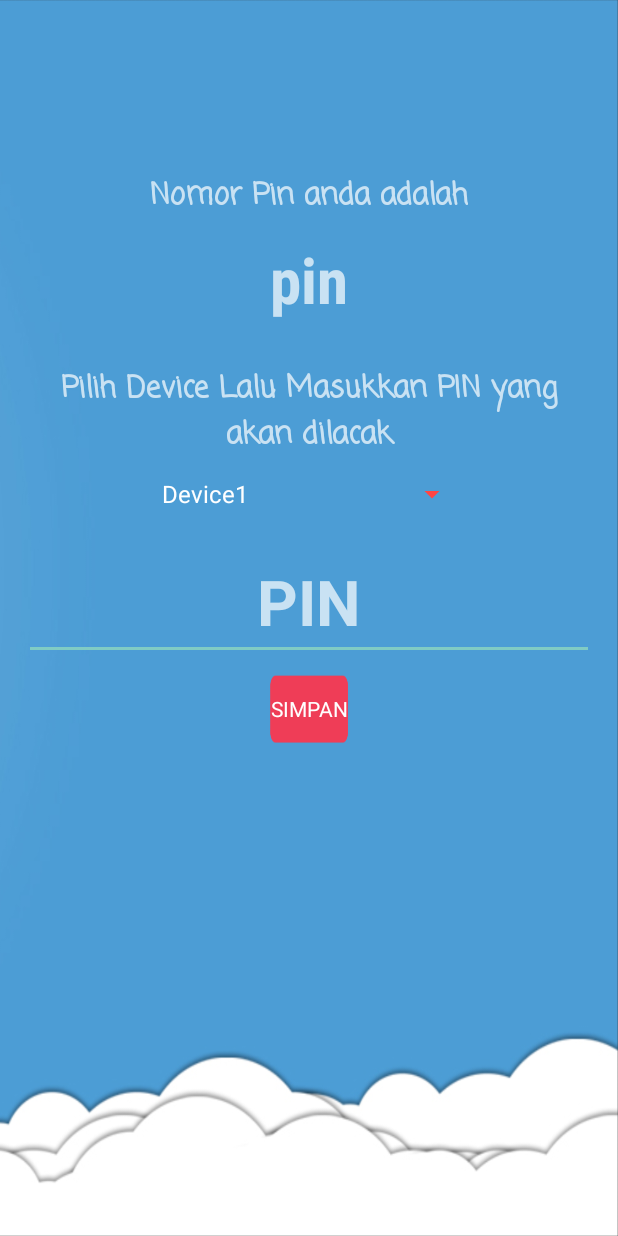
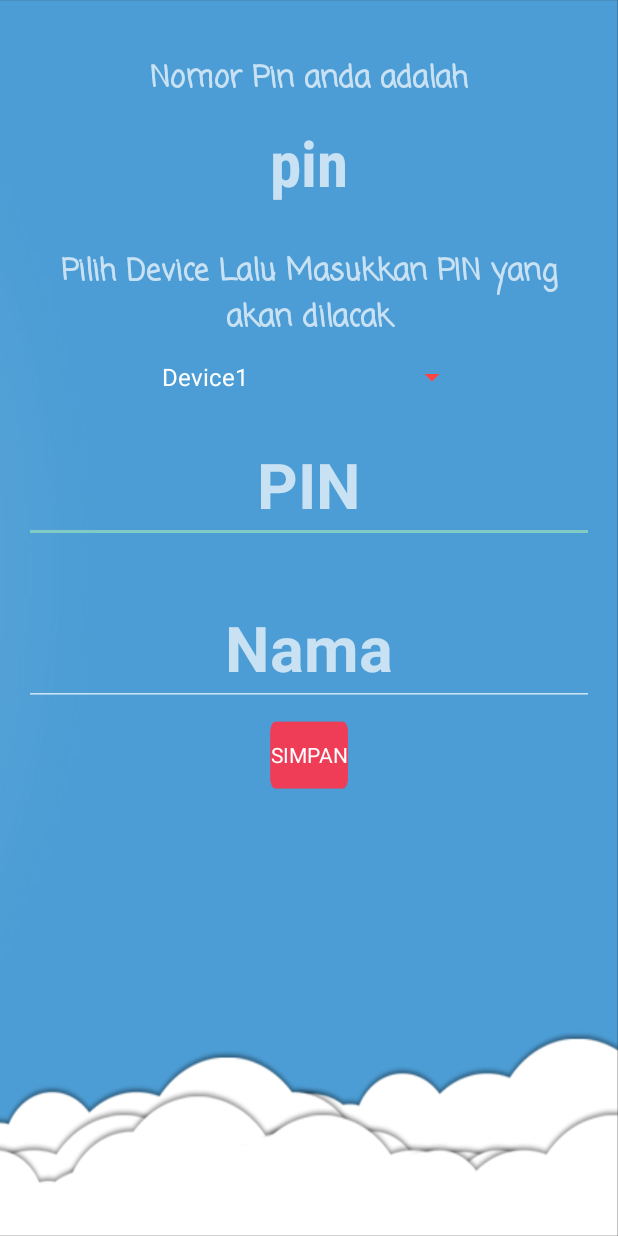
Before and after one commit to vanDlaw/androidta, an Android app: the SettingActivity screen opened directly, with no data from a screen before it, on a phone screen of 412 x 824 dp. Run offline under Robolectric (Android 15) with nearby library versions, the phone set to English and light mode, and no system bars; libraries missing offline, so code that uses them is left out: com.loopj.android, cz.msebera.android.

Commit message:
Tambah Nama

```diff
--- a/app/build.gradle
+++ b/app/build.gradle
@@ -2,7 +2,7 @@ apply plugin: 'com.android.application'
 
 android {
     compileSdkVersion 24
-    buildToolsVersion "25.0.0"
+    buildToolsVersion '26.0.2'
     defaultConfig {
         applicationId "com.example.ervan.ta2pelacak"
         minSdkVersion 15
--- a/app/src/main/AndroidManifest.xml
+++ b/app/src/main/AndroidManifest.xml
@@ -49,7 +49,8 @@
 
         <activity
             android:name=".activity.MapsActivity"
-            android:label="@string/title_activity_maps"></activity>
+            android:label="@string/title_activity_maps">
+        </activity>
     </application>
 
 </manifest>
--- a/app/src/main/java/com/example/ervan/ta2pelacak/activity/MapsActivity.java
+++ b/app/src/main/java/com/example/ervan/ta2pelacak/activity/MapsActivity.java
@@ -55,9 +55,10 @@ public class MapsActivity extends FragmentActivity implements OnMapReadyCallback
 
         Float lat = Float.parseFloat(sharedPref.getString("Device"+Device+"_lat",""));
         Float longi = Float.parseFloat(sharedPref.getString("Device"+Device+"_long",""));
+        String nama = (String) sharedPref.getString("Device" + Device +"-NAMA", "");
 
         LatLng dev_loc= new LatLng(lat,longi);
-        mMap.addMarker(new MarkerOptions().position(dev_loc).title("Orang yang anda lacak disini"));
+        mMap.addMarker(new MarkerOptions().position(dev_loc).title(nama + " berada disini"));
 
         CameraPosition cameraPosition = new CameraPosition.Builder()
                 .target(dev_loc)
--- a/app/src/main/java/com/example/ervan/ta2pelacak/activity/SettingActivity.java
+++ b/app/src/main/java/com/example/ervan/ta2pelacak/activity/SettingActivity.java
@@ -39,6 +39,7 @@ public class SettingActivity extends AppCompatActivity {
         final Spinner device=(Spinner) findViewById(R.id.spinner_device);
 
         final EditText Inputpin=(EditText) findViewById(R.id.editPIN);
+        final EditText Inputname=(EditText) findViewById(R.id.editName);
 
         Context context = getApplicationContext();
         CharSequence text = "Data Berhasil Disimpan";
@@ -64,8 +65,15 @@ public class SettingActivity extends AppCompatActivity {
             public void onClick(View v) {
                 final String spinnervalue= device.getSelectedItem().toString();
                 final String inputpinvalue= Inputpin.getText().toString();
+                final String inputnamavalue= Inputname.getText().toString();
+
                 Log.i("spiner", spinnervalue+" "+inputpinvalue);
+                Log.i("pin", inputpinvalue.length() + "");
+                Log.i("nama", inputnamavalue.length() + "");
 
+                if (inputpinvalue.length() == 0 || inputnamavalue.length() == 0) {
+                    toast.setText("Terdapat isian yang kosong");
+                } else {
                     AsyncHttpClient client = new AsyncHttpClient();
                     client.get("http://128.199.190.244/index.php/user/get/"+inputpinvalue, new JsonHttpResponseHandler(){
                         @Override
@@ -79,7 +87,8 @@ public class SettingActivity extends AppCompatActivity {
                                     JSONObject data = response.getJSONObject("data");
                                     editor.putString(spinnervalue+"_lat",data.getString("latitude"));
                                     editor.putString(spinnervalue+"_long",data.getString("longitude"));
-                                editor.putString(spinnervalue,inputpinvalue);
+                                    editor.putString(spinnervalue+"-PIN",inputpinvalue);
+                                    editor.putString(spinnervalue+"-NAMA",inputnamavalue);
                                     editor.apply();
                                 }else {
                                     toast.setText("data yang dimasukan salah");
@@ -96,8 +105,7 @@ public class SettingActivity extends AppCompatActivity {
                             Log.i(statusCode+"",responseString);
                         }
                     });
-
-
+                }
             }
         });
     }
--- a/app/src/main/res/layout/activity_setting.xml
+++ b/app/src/main/res/layout/activity_setting.xml
@@ -18,18 +18,6 @@
         android:paddingTop="@dimen/activity_vertical_margin"
         >
 
-
-        <TextView
-            android:text="Nomor Pin anda adalah"
-            android:layout_width="wrap_content"
-            android:layout_height="wrap_content"
-            android:id="@+id/textView2"
-            android:textSize="20sp"
-            android:layout_marginTop="99dp"
-            android:layout_alignParentTop="true"
-            android:layout_centerHorizontal="true"
-            android:fontFamily="casual"
-            android:textStyle="normal|bold" />
 
         <TextView
             android:text="pinku"
@@ -87,6 +75,24 @@
             android:layout_marginBottom="10dp"
             android:textColor="@color/colorAccent" />
 
+        <EditText
+            android:layout_width="wrap_content"
+            android:layout_height="wrap_content"
+            android:inputType="textPersonName"
+            android:ems="10"
+            android:id="@+id/editName"
+            android:hint="Nama"
+            android:textAlignment="center"
+            android:textSize="42sp"
+            android:textStyle="normal|bold"
+            android:layout_marginTop="21dp"
+            android:layout_below="@id/editPIN"
+            android:layout_alignParentLeft="true"
+            android:layout_alignParentStart="true"
+            android:singleLine="false"
+            android:layout_marginBottom="10dp"
+            android:textColor="@color/colorAccent" />
+
         <Button
             android:text="Simpan"
             android:layout_width="100dp"
@@ -94,7 +100,7 @@
             android:id="@+id/simpan_setting"
             android:textSize="14sp"
             android:textAlignment="center"
-            android:layout_below="@+id/editPIN"
+            android:layout_below="@+id/editName"
             android:layout_alignRight="@+id/setting_pin"
             android:layout_alignEnd="@+id/setting_pin"
             android:layout_alignLeft="@+id/setting_pin"
@@ -104,5 +110,17 @@
             android:adjustViewBounds="true"
             android:fontFamily="sans-serif" />
 
+        <TextView
+            android:text="Nomor Pin anda adalah"
+            android:layout_width="wrap_content"
+            android:layout_height="wrap_content"
+            android:id="@+id/textView2"
+            android:textSize="20sp"
+            android:layout_marginTop="21dp"
+            android:fontFamily="casual"
+            android:textStyle="normal|bold"
+            android:layout_alignParentTop="true"
+            android:layout_centerHorizontal="true" />
+
     </RelativeLayout>
 </ScrollView>
```
Also changed, not shown: app/src/main/java/com/example/ervan/ta2pelacak/activity/MulaiActivity.java (+12 -9 lines), app/src/main/java/com/example/ervan/ta2pelacak/activity/StartupActivity.java (+4 -4 lines), app/src/main/java/com/example/ervan/ta2pelacak/broadcast/LocationRetBroadcastReceiver.java (+4 -4 lines), app/src/main/java/com/example/ervan/ta2pelacak/fcm/FirebaseInstanceIdManager.java (+5 -5 lines), app/src/main/java/com/example/ervan/ta2pelacak/service/LocationRetrieval.java (+10 -9 lines). Lines whose indentation alone changed are shown as unchanged.
